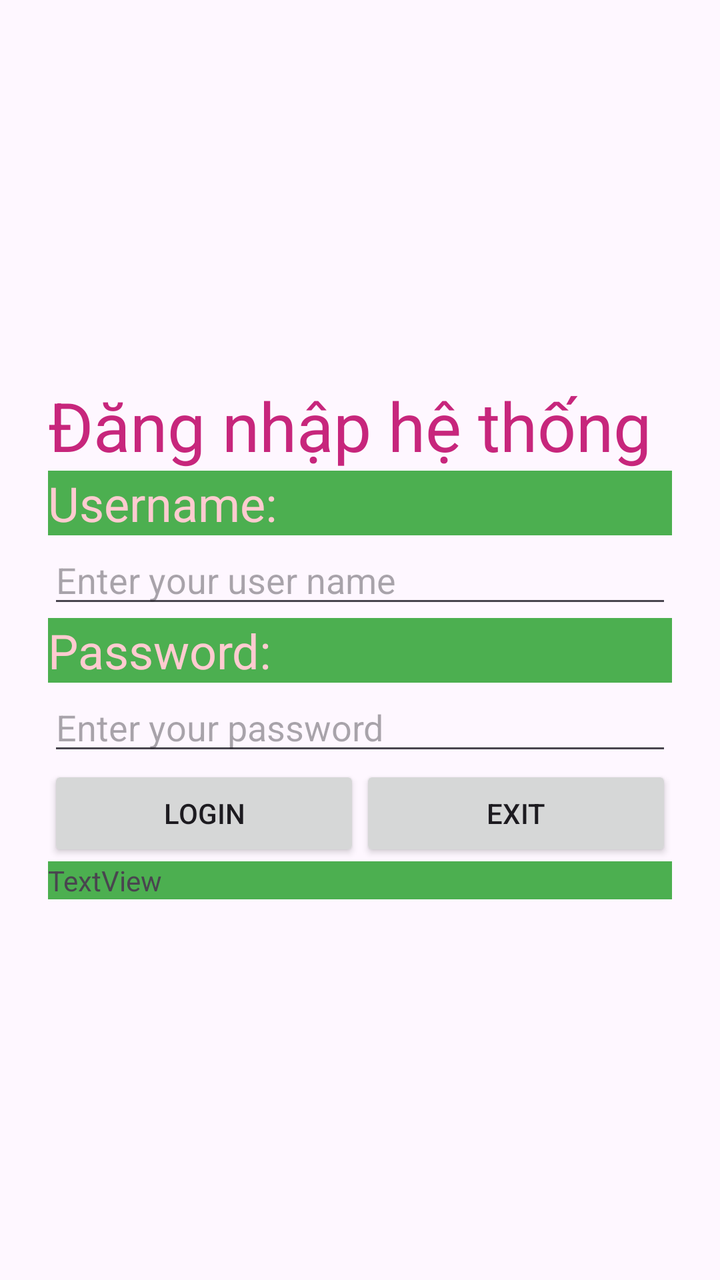
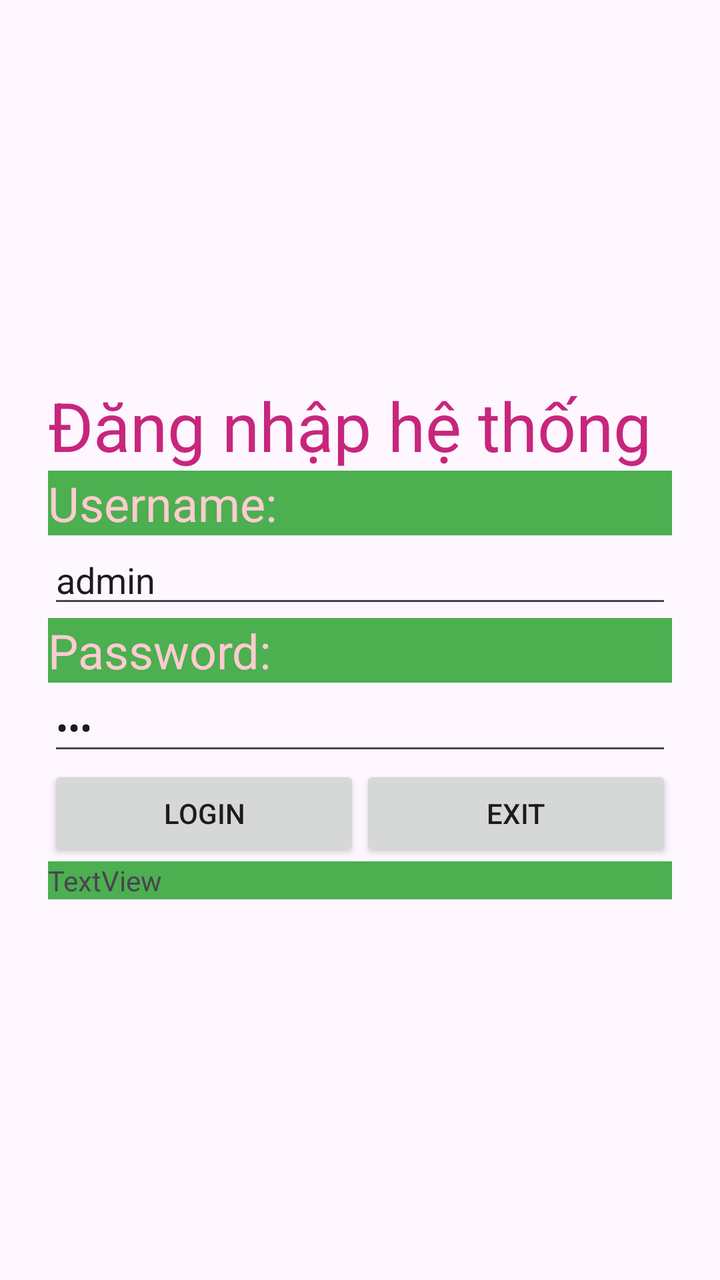

Compare the two renders of this Android layout. The source of the first and the diff that turns it into the second are given below.
<!-- AndroidManifest.xml: application theme Theme.K234112EApp -->
<!-- res/layout/activity_login.xml -->
<?xml version="1.0" encoding="utf-8"?>
<FrameLayout xmlns:android="http://schemas.android.com/apk/res/android"
    xmlns:tools="http://schemas.android.com/tools"
    android:layout_width="match_parent"
    android:layout_height="match_parent">

    


    
    <LinearLayout
        android:id="@+id/main"
        android:layout_width="match_parent"
        android:layout_height="wrap_content"
        android:layout_gravity="center"
        android:orientation="vertical"
        android:padding="24dp"
        tools:context=".LoginActivity">

        <TextView
            android:id="@+id/textView3"
            android:layout_width="match_parent"
            android:layout_height="wrap_content"
            android:text="@string/str_login_system"
            android:textAlignment="center"
            android:textColor="#C7267C"
            android:textSize="34sp" />

        <TextView
            android:id="@+id/textView4"
            android:layout_width="match_parent"
            android:layout_height="wrap_content"
            android:background="@color/green_background"
            android:text="@string/str_username"
            android:textColor="@color/pink_text"
            android:textSize="24sp" />

        <EditText
            android:id="@+id/editUsername"
            android:layout_width="match_parent"
            android:layout_height="wrap_content"
            android:ems="10"
            android:hint="@string/str_hint_username"
            android:inputType="text" />

        <TextView
            android:id="@+id/textView5"
            android:layout_width="match_parent"
            android:layout_height="wrap_content"
            android:background="@color/green_background"
            android:text="@string/str_password"
            android:textColor="@color/pink_text"
            android:textSize="24sp" />

        <EditText
            android:id="@+id/editPassword"
            android:layout_width="match_parent"
            android:layout_height="wrap_content"
            android:ems="10"
            android:hint="@string/str_hint_password"
            android:inputType="textPassword" />

        <LinearLayout
            android:layout_width="match_parent"
            android:layout_height="wrap_content"
            android:orientation="horizontal">

            <Button
                android:id="@+id/btnLogin"
                android:layout_width="wrap_content"
                android:layout_height="wrap_content"
                android:layout_weight="1"
                android:onClick="loginSystem"
                android:text="@string/str_login" />

            <Button
                android:id="@+id/btnExit"
                android:layout_width="wrap_content"
                android:layout_height="wrap_content"
                android:layout_weight="1"
                android:onClick="exitSystem"
                android:text="@string/str_exit" />
        </LinearLayout>

        <TextView
            android:id="@+id/txtMessage"
            android:layout_width="match_parent"
            android:layout_height="wrap_content"
            android:background="@color/green_background"
            android:text="TextView" />

    </LinearLayout>

</FrameLayout>
<!-- resources referenced by this layout -->
<resources>
  <color name="green_background">#4CAF50</color>
  <color name="pink_text">#FFCBD0</color>
  <string name="str_exit">Exit</string>
  <string name="str_hint_password">Enter your password</string>
  <string name="str_hint_username">Enter your user name</string>
  <string name="str_login">Login</string>
  <string name="str_login_system">"Đăng nhập hệ thống"</string>
  <string name="str_password">Password:</string>
  <string name="str_username">Username:</string>
  <style name="Theme.K234112EApp" parent="Base.Theme.K234112EApp" />
  <style name="Base.Theme.K234112EApp" parent="Theme.Material3.DayNight.NoActionBar">
          
          
      </style>
</resources>

<!-- the commit's change to res/layout/activity_login.xml (unified diff, before → after) -->
@@ -36,6 +36,7 @@
             android:textSize="24sp" />
 
         <EditText
+            android:text="admin"
             android:id="@+id/editUsername"
             android:layout_width="match_parent"
             android:layout_height="wrap_content"
@@ -53,6 +54,7 @@
             android:textSize="24sp" />
 
         <EditText
+            android:text="123"
             android:id="@+id/editPassword"
             android:layout_width="match_parent"
             android:layout_height="wrap_content"
